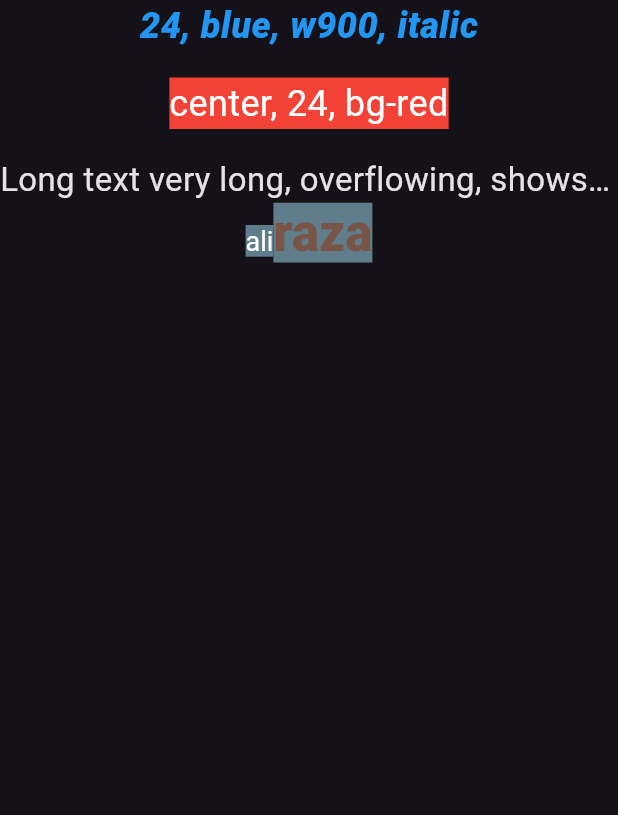
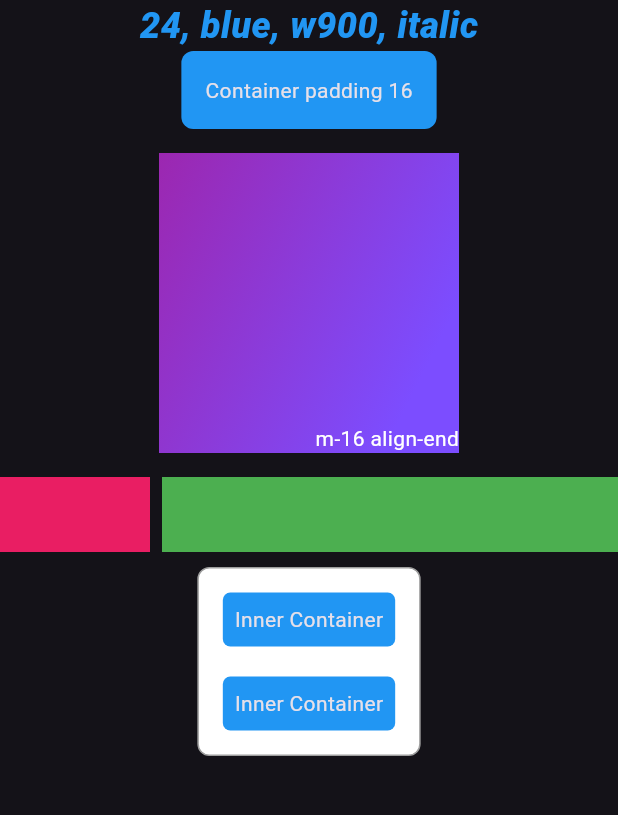
Before and after one commit to Ali1raz/Practicing-flutter, a Flutter app: the screen it shows after launch, on a phone screen of 412 x 824 dp, the part 84-899 px from its top. Run offline on Flutter 3.47's test engine with Material 3 defaults, Android fonts, the phone set to English and light mode, and no system bars.

Commit message:
Container

```diff
--- a/lib/main.dart
+++ b/lib/main.dart
@@ -29,19 +29,70 @@ class MyApp extends StatelessWidget {
         appBar: AppBar(
           title: Text("Practicing Text"),
         ),
-        body: Center(
-          child: Column(
+        body: Column(
             children: [
               Text(
                 "24, blue, w900, italic",
               style: TextStyle(fontSize: 24, color: Colors.blue, fontWeight: FontWeight.w900, fontStyle: FontStyle.italic),
               ),
-              Container(margin: EdgeInsets.all(18), child: Text("center, 24, bg-red", textAlign: TextAlign.center, style: TextStyle(backgroundColor: Colors.red, color: Colors.white, fontSize: 24),)),
-              Text("Long text very long, overflowing, shows ellipses", overflow: TextOverflow.ellipsis, style: TextStyle(fontSize: 22),),
-              RichText(text: TextSpan(text: "ali", style: TextStyle(fontSize: 18, backgroundColor: Colors.blueGrey), children: [TextSpan(text: "raza", style: TextStyle(color: Colors.brown, fontWeight: FontWeight.w800, fontSize: 34))]))
+              Container(
+                padding: EdgeInsets.all(16),
+                decoration: BoxDecoration(
+                  color: Colors.blue,
+                  borderRadius: BorderRadius.circular(8)
+                ),
+                child: Text("Container padding 16"),
+              ),
+              Container(
+                margin: EdgeInsets.symmetric(vertical: 16),
+                width: 200, height: 200,
+                alignment: Alignment.bottomRight,
+                decoration: BoxDecoration(
+                    gradient: LinearGradient(
+                      colors: [Colors.purple, Colors.deepPurpleAccent],
+                      begin: Alignment.topLeft,
+                    )
+                ),
+                child: Text("m-16 align-end", style: TextStyle(color: Colors.white),),
+              ),
+              Row(
+                children: [
+                  Container(width: 100, height: 50, color: Colors.pink,),
+                  Expanded(child: Container(height: 50, margin: EdgeInsets.only(left: 8), color: Colors.green,))
+                ],
+              ),
+              Container(
+                margin: EdgeInsets.all(10),
+                padding: EdgeInsets.all(16),
+                decoration: BoxDecoration(
+                  color: Colors.white,
+                  border: Border.all(color: Colors.grey),
+                  borderRadius: BorderRadius.circular(8),
+                ),
+                child: Column(
+                  children: [
+                    Container(
+                      padding: EdgeInsets.all(8),
+                      decoration: BoxDecoration(
+                        color: Colors.blue,
+                        borderRadius: BorderRadius.circular(5)
+                      ),
+                      child: Text("Inner Container"),
+                    ),
+                    SizedBox(height: 20,),
+                    Container(
+                      padding: EdgeInsets.all(8),
+                      decoration: BoxDecoration(
+                          color: Colors.blue,
+                          borderRadius: BorderRadius.circular(5)
+                      ),
+                      child: Text("Inner Container"),
+                    )
+                  ],
+                ),
+              )
             ],
           ),
-        ),
       ),
       debugShowCheckedModeBanner: false,
     );
```
Also changed, not shown: 1 other file.
